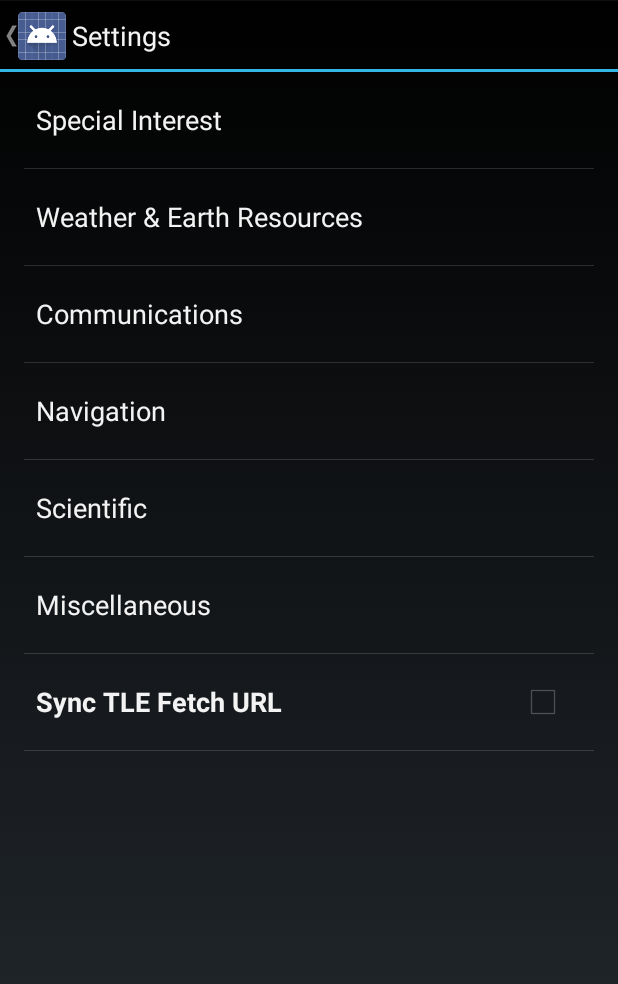
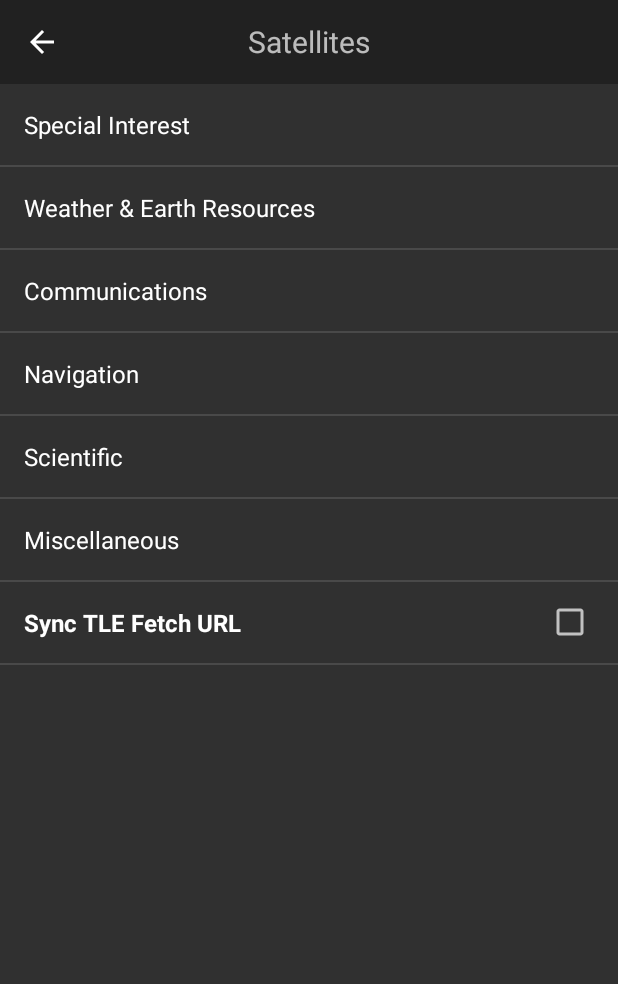
Before and after one commit to nuald/glSatellite-Demo, an Android app: the SettingsActivity screen opened directly, with no data from a screen before it, after a tap on "Satellites", on a phone screen of 412 x 824 dp. Shown: the top 984 px of the screen. Run offline under Robolectric (Android 15) with nearby library versions, the phone set to English and light mode, and no system bars.

Commit message:
Settings have been updated to use Material Design.

```diff
--- a/glSatellite/app/build.gradle
+++ b/glSatellite/app/build.gradle
@@ -9,7 +9,7 @@ android {
 
     defaultConfig {
         applicationId "ca.raido.glSatelliteDemo"
-        minSdkVersion 19
+        minSdkVersion 22
         targetSdkVersion 26
 
         ndk {
@@ -47,6 +47,7 @@ repositories {
 
 dependencies {
     compile 'com.android.support:appcompat-v7:26.0.0-beta2'
+    compile 'com.android.support:design:26.0.0-beta2'
     compile 'com.google.android.gms:play-services-ads:11.0.2'
 }
 
--- a/glSatellite/app/src/main/java/ca/raido/glSatelliteDemo/SettingsActivity.java
+++ b/glSatellite/app/src/main/java/ca/raido/glSatelliteDemo/SettingsActivity.java
@@ -1,27 +1,32 @@
 package ca.raido.glSatelliteDemo;
 
-import android.app.ActionBar;
-import android.app.Activity;
 import android.app.Fragment;
+import android.app.FragmentManager;
 import android.content.SharedPreferences;
-import android.content.SharedPreferences.OnSharedPreferenceChangeListener;
 import android.os.Bundle;
 import android.preference.CheckBoxPreference;
 import android.preference.EditTextPreference;
 import android.preference.Preference;
 import android.preference.PreferenceFragment;
 import android.support.v4.app.NavUtils;
+import android.support.v7.app.ActionBar;
+import android.support.v7.app.AppCompatActivity;
+import android.support.v7.widget.Toolbar;
 import android.view.MenuItem;
+import android.widget.TextView;
 
 import java.util.Arrays;
 
-public class SettingsActivity extends Activity implements
-    PreferenceFragment.OnPreferenceStartFragmentCallback {
+public class SettingsActivity extends AppCompatActivity implements
+    PreferenceFragment.OnPreferenceStartFragmentCallback,
+    FragmentManager.OnBackStackChangedListener {
 
     public static final String DEFAULT = "iridium";
     public static final String PREF_URL = "prefUrl";
     public static final String PREF_TLE = "prefSatellite";
+
     static final String FMT = "http://www.celestrak.com/NORAD/elements/%s.txt";
+
     private static final String PREF_SYNC = "pref_sync";
     private static final String[] PREF_DB = {
         "pref_db_special",
@@ -31,18 +36,51 @@ public class SettingsActivity extends Activity implements
         "pref_db_sci",
         "pref_db_misc"
     };
+    private static final String TITLE_KEY = "title";
 
     @Override
     protected void onCreate(Bundle savedInstanceState) {
         super.onCreate(savedInstanceState);
 
+        setContentView(R.layout.settings);
+
+        final Toolbar myToolbar = findViewById(R.id.toolbar);
+        setSupportActionBar(myToolbar);
+
         // Display the fragment as the main content.
-        getFragmentManager().beginTransaction()
-            .replace(android.R.id.content, new SettingsFragment()).commit();
-        final ActionBar actionBar = getActionBar();
+        final FragmentManager fm = getFragmentManager();
+        fm.addOnBackStackChangedListener(this);
+        if (savedInstanceState == null) {
+            fm.beginTransaction().replace(R.id.fragment, new SettingsFragment()).commit();
+        }
+
+        final ActionBar actionBar = getSupportActionBar();
         if (actionBar != null) {
             actionBar.setDisplayHomeAsUpEnabled(true);
+            actionBar.setDisplayShowTitleEnabled(false);
         }
+    }
+
+    @Override
+    public void onRestoreInstanceState(Bundle savedInstanceState) {
+        final TextView settingsTitle = findViewById(R.id.settings_title);
+        settingsTitle.setText(savedInstanceState.getString(TITLE_KEY));
+    }
+
+    @Override
+    public void onSaveInstanceState(Bundle outState) {
+        final TextView settingsTitle = findViewById(R.id.settings_title);
+        outState.putString(TITLE_KEY, settingsTitle.getText().toString());
+
+        super.onSaveInstanceState(outState);
+    }
+
+    @Override
+    public void onBackStackChanged() {
+        final FragmentManager fm = getFragmentManager();
+        final AbstractFragment fragment = (AbstractFragment) fm.findFragmentById(R.id.fragment);
+        final TextView settingsTitle = findViewById(R.id.settings_title);
+        settingsTitle.setText(getString(fragment.getTitleResId()));
     }
 
     @Override
@@ -50,7 +88,7 @@ public class SettingsActivity extends Activity implements
         switch (item.getItemId()) {
             // Respond to the action bar's Up/Home button
             case android.R.id.home:
-                NavUtils.navigateUpFromSameTask(this);
+                super.onBackPressed();
                 return true;
             default:
                 return super.onOptionsItemSelected(item);
@@ -62,14 +100,78 @@ public class SettingsActivity extends Activity implements
         final String fragmentName = pref.getFragment();
         getFragmentManager()
             .beginTransaction()
-            .replace(android.R.id.content, Fragment.instantiate(this, fragmentName))
+            .replace(R.id.fragment, Fragment.instantiate(this, fragmentName))
             .addToBackStack(fragmentName)
             .commit();
         return true;
     }
 
-    public static class SettingsFragment extends PreferenceFragment implements
-            OnSharedPreferenceChangeListener {
+    public abstract static class AbstractFragment extends PreferenceFragment implements
+        SharedPreferences.OnSharedPreferenceChangeListener {
+
+        abstract int getTitleResId();
+
+        @Override
+        public void onResume() {
+            super.onResume();
+
+            final SharedPreferences sharedPrefs = getPreferenceScreen().getSharedPreferences();
+            sharedPrefs.registerOnSharedPreferenceChangeListener(this);
+        }
+
+        @Override
+        public void onPause() {
+            super.onPause();
+
+            final SharedPreferences sharedPrefs = getPreferenceScreen().getSharedPreferences();
+            sharedPrefs.unregisterOnSharedPreferenceChangeListener(this);
+        }
+
+        @Override
+        public void onSharedPreferenceChanged(SharedPreferences prefs, String key) {
+            if (key.equals(PREF_URL)) {
+                updatePrefUrl();
+            } else if (Arrays.asList(PREF_DB).contains(key)) {
+                final String value = prefs.getString(key, DEFAULT);
+                prefs.edit().putString(PREF_TLE, value).apply();
+                getFragmentManager().popBackStack();
+            }
+        }
+
+        private String getUrl() {
+            final SharedPreferences prefs = getPreferenceScreen().getSharedPreferences();
+            final String tle = prefs.getString(PREF_TLE, DEFAULT);
+            return String.format(FMT, tle);
+        }
+
+        public void updatePrefUrlValue() {
+            final String url = getUrl();
+            final EditTextPreference urlPref = (EditTextPreference) findPreference(PREF_URL);
+            urlPref.setText(url);
+            urlPref.setSummary(url);
+            final SharedPreferences prefs = getPreferenceScreen().getSharedPreferences();
+            prefs.edit().putString(PREF_URL, url).apply();
+        }
+
+        protected void updatePrefUrl() {
+            final SharedPreferences prefs = getPreferenceScreen().getSharedPreferences();
+            final String url = getUrl();
+            if (prefs.getString(PREF_URL, "").isEmpty()) {
+                updatePrefUrlValue();
+            } else {
+                final Preference urlPref = findPreference(PREF_URL);
+                urlPref.setSummary(prefs.getString(PREF_URL, url));
+            }
+        }
+    }
+
+    public static class SettingsFragment extends AbstractFragment {
+
+        @Override
+        int getTitleResId() {
+            return R.string.settings;
+        }
+
         @Override
         public void onCreate(Bundle savedInstanceState) {
             super.onCreate(savedInstanceState);
@@ -79,75 +181,24 @@ public class SettingsActivity extends Activity implements
             updatePrefUrl();
         }
 
-        private SharedPreferences getPrefs() {
-            return getPreferenceScreen().getSharedPreferences();
-        }
-
-        public void updatePrefUrlValue() {
-            final String url = getUrl();
-            final EditTextPreference urlPref = (EditTextPreference) findPreference(PREF_URL);
-            urlPref.setText(url);
-            urlPref.setSummary(url);
-            final SharedPreferences prefs = getPrefs();
-            prefs.edit().putString(PREF_URL, url).apply();
-        }
-
-        private void updatePrefUrl() {
-            final SharedPreferences prefs = getPrefs();
-            final String url = getUrl();
-            if (prefs.getString(PREF_URL, "").isEmpty()) {
-                updatePrefUrlValue();
-            } else {
-                final Preference urlPref = findPreference(PREF_URL);
-                urlPref.setSummary(prefs.getString(PREF_URL, url));
-            }
-        }
-
-        private String getUrl() {
-            final SharedPreferences prefs = getPrefs();
-            final String tle = prefs.getString(PREF_TLE, DEFAULT);
-            return String.format(FMT, tle);
-        }
-
-        @Override
-        public void onSharedPreferenceChanged(SharedPreferences prefs, String key) {
-            if (key.equals(PREF_URL)) {
-                updatePrefUrl();
-            }
-        }
-
         @Override
         public void onResume() {
             super.onResume();
 
-            final SharedPreferences prefs = getPrefs();
+            final SharedPreferences prefs = getPreferenceScreen().getSharedPreferences();
             final Preference tlePref = findPreference(PREF_TLE);
             tlePref.setSummary(prefs.getString(PREF_TLE, DEFAULT));
             if (prefs.getBoolean(PREF_SYNC, false)) {
                 updatePrefUrlValue();
             }
-            // Set up a listener whenever a key changes
-            prefs.registerOnSharedPreferenceChangeListener(this);
-        }
-
-        @Override
-        public void onPause() {
-            super.onPause();
-            // Set up a listener whenever a key changes
-            getPrefs().unregisterOnSharedPreferenceChangeListener(this);
         }
     }
 
-    public static class Satellite extends PreferenceFragment implements
-        OnSharedPreferenceChangeListener {
+    public static class Satellite extends AbstractFragment {
 
         @Override
-        public void onSharedPreferenceChanged(SharedPreferences prefs, String key) {
-            if (Arrays.asList(PREF_DB).contains(key)) {
-                final String value = prefs.getString(key, DEFAULT);
-                prefs.edit().putString(PREF_TLE, value).apply();
-                getFragmentManager().popBackStack();
-            }
+        int getTitleResId() {
+            return R.string.pref_title_db;
         }
 
         @Override
@@ -161,7 +212,7 @@ public class SettingsActivity extends Activity implements
         @Override
         public void onResume() {
             super.onResume();
-            // Set up a listener whenever a key changes
+
             final SharedPreferences sharedPrefs = getPreferenceScreen().getSharedPreferences();
             final SharedPreferences.Editor editor = sharedPrefs.edit();
             editor.putBoolean(PREF_SYNC, false);
@@ -171,15 +222,6 @@ public class SettingsActivity extends Activity implements
                 editor.putString(key, null);
             }
             editor.apply();
-            sharedPrefs.registerOnSharedPreferenceChangeListener(this);
-        }
-
-        @Override
-        public void onPause() {
-            super.onPause();
-            // Set up a listener whenever a key changes
-            final SharedPreferences sharedPrefs = getPreferenceScreen().getSharedPreferences();
-            sharedPrefs.unregisterOnSharedPreferenceChangeListener(this);
         }
     }
 }
--- /dev/null
+++ b/glSatellite/app/src/main/res/layout/settings.xml
@@ -0,0 +1,37 @@
+<?xml version="1.0" encoding="utf-8"?>
+<android.support.design.widget.CoordinatorLayout
+    android:id="@+id/myCoordinatorLayout"
+    xmlns:android="http://schemas.android.com/apk/res/android"
+    xmlns:app="http://schemas.android.com/apk/res-auto"
+    android:layout_width="match_parent"
+    android:layout_height="match_parent">
+
+    <RelativeLayout
+        android:layout_width="fill_parent"
+        android:layout_height="fill_parent">
+
+        <android.support.v7.widget.Toolbar
+            android:id="@+id/toolbar"
+            android:layout_width="match_parent"
+            android:layout_height="?attr/actionBarSize"
+            android:background="?attr/colorPrimary"
+            android:theme="@style/ThemeOverlay.AppCompat.Dark.ActionBar"
+            app:popupTheme="@style/ThemeOverlay.AppCompat.Dark">
+            <TextView
+                android:id="@+id/settings_title"
+                android:layout_width="wrap_content"
+                android:layout_height="wrap_content"
+                android:layout_gravity="center"
+                android:text="@string/settings"
+                android:textSize="20sp" />
+            </android.support.v7.widget.Toolbar>
+
+        <FrameLayout
+            android:id="@+id/fragment"
+            android:layout_width="fill_parent"
+            android:layout_height="fill_parent"
+            android:layout_below="@+id/toolbar"
+            android:fillViewport="true"/>
+    </RelativeLayout>
+
+</android.support.design.widget.CoordinatorLayout>
--- a/glSatellite/app/src/main/res/values-v11/styles.xml
+++ /dev/null
@@ -1,12 +0,0 @@
-<?xml version="1.0" encoding="utf-8"?>
-<resources>
-
-    <!--
-        Base application theme for API 11+. This theme completely replaces
-        AppBaseTheme from res/values/styles.xml on API 11+ devices.
-    -->
-    <style name="AppBaseTheme" parent="android:Theme.Holo">
-        <!-- API 11 theme customizations can go here. -->
-    </style>
-
-</resources>
--- a/glSatellite/app/src/main/res/values-v14/styles.xml
+++ /dev/null
@@ -1,13 +0,0 @@
-<?xml version="1.0" encoding="utf-8"?>
-<resources>
-
-    <!--
-        Base application theme for API 14+. This theme completely replaces
-        AppBaseTheme from BOTH res/values/styles.xml and
-        res/values-v11/styles.xml on API 14+ devices.
-    -->
-    <style name="AppBaseTheme" parent="android:Theme.Holo">
-        <!-- API 14 theme customizations can go here. -->
-    </style>
-
-</resources>
--- a/glSatellite/app/src/main/res/values/styles.xml
+++ b/glSatellite/app/src/main/res/values/styles.xml
@@ -5,7 +5,7 @@
         Base application theme, dependent on API level. This theme is replaced
         by AppBaseTheme from res/values-vXX/styles.xml on newer devices.
     -->
-    <style name="AppBaseTheme" parent="android:Theme.Holo">
+    <style name="AppBaseTheme" parent="Theme.AppCompat.NoActionBar">
         <!--
             Theme customizations available in newer API levels can go in
             res/values-vXX/styles.xml, while customizations related to
```
Also changed, not shown: 1 other file.
